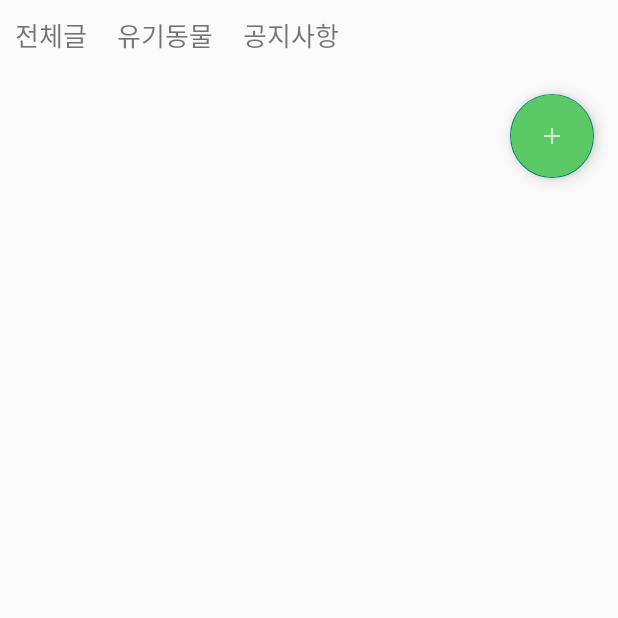
After one commit to yerinOneul/Pet-s-Tree, an Android app: the Home screen opened directly, with no data from a screen before it, on a phone screen of 412 x 824 dp, the top half of it. The commit adds this screen. Run offline under Robolectric (Android 15) with nearby library versions, the phone set to English and light mode, and no system bars.

Commit message:
create home and writing

```diff
--- a/app/src/main/AndroidManifest.xml
+++ b/app/src/main/AndroidManifest.xml
@@ -24,6 +24,8 @@
         <activity android:name=".Login"/>
         <activity android:name=".SignUp"/>
         <activity android:name=".Animal_info"/>
+        <activity android:name=".Write"/>
+        <activity android:name=".Home"/>
     </application>
 
 </manifest>
--- /dev/null
+++ b/app/src/main/java/kr/ac/gachon/sw/petstree/Home.java
@@ -0,0 +1,29 @@
+package kr.ac.gachon.sw.petstree;
+
+import android.content.Intent;
+import android.os.Bundle;
+import android.view.View;
+
+import androidx.annotation.Nullable;
+import androidx.appcompat.app.AppCompatActivity;
+
+import com.google.android.material.floatingactionbutton.FloatingActionButton;
+
+public class Home extends AppCompatActivity {
+
+    @Override
+    protected void onCreate(@Nullable Bundle savedInstanceState) {
+        super.onCreate(savedInstanceState);
+        setContentView(R.layout.activity_home);
+
+        FloatingActionButton fab = findViewById(R.id.plus_btn);
+        fab.setOnClickListener(new View.OnClickListener() {
+            @Override
+            public void onClick(View v) {
+                Intent intent = new Intent(getApplicationContext(), Write.class);
+                startActivity(intent);
+            }
+        });
+
+    }
+}
--- /dev/null
+++ b/app/src/main/res/layout/activity_home.xml
@@ -0,0 +1,39 @@
+<?xml version="1.0" encoding="utf-8"?>
+<LinearLayout xmlns:android="http://schemas.android.com/apk/res/android"
+    android:layout_width="match_parent"
+    android:layout_height="match_parent"
+    android:orientation="vertical">
+
+    <LinearLayout
+        android:layout_width="match_parent"
+        android:layout_height="wrap_content"
+        android:orientation="horizontal">
+        <TextView
+            android:layout_width="wrap_content"
+            android:layout_height="wrap_content"
+            android:padding="10dp"
+            android:textSize="17dp"
+            android:text = "전체글"/>
+        <TextView
+            android:layout_width="wrap_content"
+            android:layout_height="wrap_content"
+            android:padding="10dp"
+            android:textSize="17dp"
+            android:text="유기동물"/>
+        <TextView
+            android:layout_width="wrap_content"
+            android:layout_height="wrap_content"
+            android:padding="10dp"
+            android:textSize="17dp"
+            android:text="공지사항"/>
+    </LinearLayout>
+
+    <com.google.android.material.floatingactionbutton.FloatingActionButton
+        android:id="@+id/plus_btn"
+        android:layout_width="wrap_content"
+        android:layout_height="wrap_content"
+        android:layout_gravity="end|bottom"
+        android:backgroundTint="@color/green"
+        android:src="@drawable/plus"
+        android:layout_margin="16dp"/>
+</LinearLayout>
```
Also changed, not shown: app/src/main/java/kr/ac/gachon/sw/petstree/MainActivity.java (+9 -0 lines), app/src/main/java/kr/ac/gachon/sw/petstree/Write.java (added, +14 -0 lines), app/src/main/res/layout/activity_main.xml (+7 -0 lines), app/src/main/res/layout/activity_writing.xml (added, +54 -0 lines), app/src/main/res/drawable/plus.png (added).
